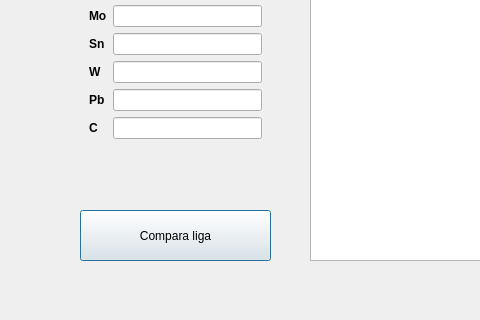
Qt form AlloyIdentifier/compare.ui (CarlaCosenza/AlloyIdentifier) before a commit; both pictures show x 0 to 480 and y 480 to 800 of the 1200 by 800 pixel window.
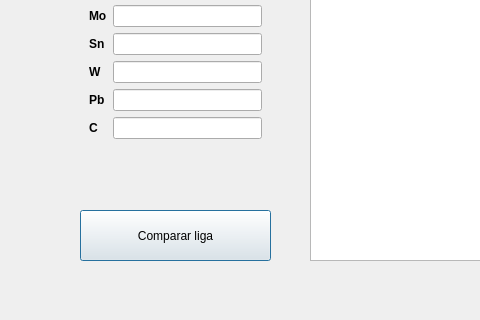
The same form after that commit.

What changed in the file:
```diff
--- a/AlloyIdentifier/compare.ui
+++ b/AlloyIdentifier/compare.ui
@@ -330,7 +330,7 @@
     </rect>
    </property>
    <property name="text">
-    <string>Compara liga</string>
+    <string>Comparar liga</string>
    </property>
   </widget>
   <widget class="QTableWidget" name="table">
```
